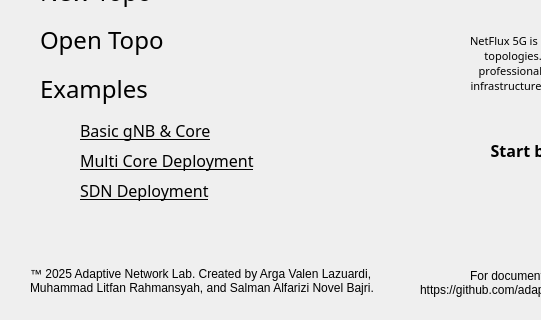
Before: the Qt Designer form netflux5g-editor/src/gui/ui/Welcome_Screen.ui in adaptivenetworklab/NetFlux5G, drawn with Qt 5; both pictures show x 0 to 541 and y 140 to 460 of the 870 by 460 pixel window.
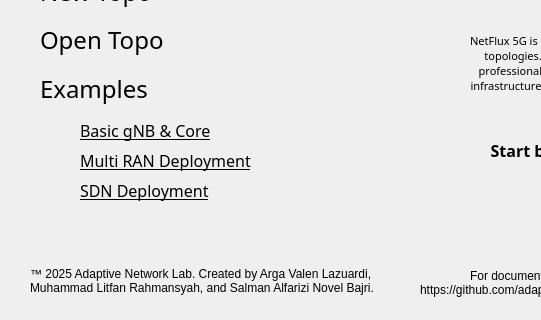
After: the same form once the commit is applied. Icons and pictures are not drawn.

What changed in the file:
```diff
--- a/netflux5g-editor/src/gui/ui/Welcome_Screen.ui
+++ b/netflux5g-editor/src/gui/ui/Welcome_Screen.ui
@@ -211,7 +211,7 @@
      </font>
     </property>
     <property name="text">
-     <string>Multi Core Deployment</string>
+     <string>Multi RAN Deployment</string>
     </property>
    </widget>
    <widget class="QLabel" name="ExamplesIcon_2">
@@ -276,9 +276,9 @@
     <property name="geometry">
      <rect>
       <x>30</x>
-      <y>400</y>
+      <y>380</y>
       <width>381</width>
-      <height>41</height>
+      <height>81</height>
      </rect>
     </property>
     <property name="text">
```
